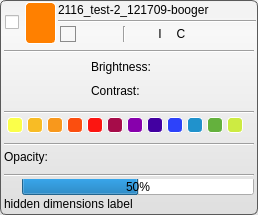
jessdtate/Seg3D, file Interface/AppInterface/LayerWidget.ui: the form before one commit.
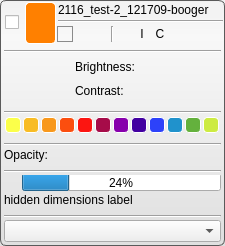
The form after the commit. Icons and pictures are not drawn.

What changed in the file:
```diff
--- a/Interface/AppInterface/LayerWidget.ui
+++ b/Interface/AppInterface/LayerWidget.ui
@@ -6,8 +6,8 @@
    <rect>
     <x>0</x>
     <y>0</y>
-    <width>258</width>
-    <height>215</height>
+    <width>225</width>
+    <height>244</height>
    </rect>
   </property>
   <property name="sizePolicy">
@@ -79,6 +79,7 @@
 QToolButton#lock_button_:checked{
 	background-color: qlineargradient(spread:pad, x1:0, y1:0, x2:1, y2:1, stop:0.512563 rgba(255, 255, 255, 0));
 	border: 1px solid rgb(139, 139, 139);
+	margin:0;
 }
 
 QToolButton#opacity_button_{
@@ -92,6 +93,7 @@
 QToolButton#opacity_button_:checked{
 	background-color: qlineargradient(spread:pad, x1:0, y1:0, x2:1, y2:1, stop:0.512563 rgba(255, 255, 255, 0));
 	border: 1px solid rgb(139, 139, 139);
+	margin:0;
 }
 
 QToolButton#brightness_contrast_button_{
@@ -105,6 +107,7 @@
 QToolButton#brightness_contrast_button_:checked{
 	background-color: qlineargradient(spread:pad, x1:0, y1:0, x2:1, y2:1, stop:0.512563 rgba(255, 255, 255, 0));
 	border: 1px solid rgb(139, 139, 139);
+	margin:0;
 }
 
 QToolButton#visibility_button_{
@@ -118,6 +121,7 @@
 QToolButton#visibility_button_:checked{
 	background-color: qlineargradient(spread:pad, x1:0, y1:0, x2:1, y2:1, stop:0.512563 rgba(255, 255, 255, 0));
 	border: 1px solid rgb(139, 139, 139);
+	margin:0;
 }
 
 QToolButton#iso_surface_button_{
@@ -131,6 +135,7 @@
 QToolButton#iso_surface_button_:checked{
 	background-color: qlineargradient(spread:pad, x1:0, y1:0, x2:1, y2:1, stop:0.512563 rgba(255, 255, 255, 0));
 	border: 1px solid rgb(139, 139, 139);
+	margin:0;
 }
 
 QToolButton#compute_iso_surface_button_{
@@ -144,6 +149,7 @@
 QToolButton#compute_iso_surface_button_:checked{
 	background-color: qlineargradient(spread:pad, x1:0, y1:0, x2:1, y2:1, stop:0.512563 rgba(255, 255, 255, 0));
 	border: 1px solid rgb(139, 139, 139);
+	margin:0;
 }
 
 QToolButton#fill_border_button_{
@@ -157,6 +163,7 @@
 QToolButton#fill_border_button_:checked{
 	background-color: qlineargradient(spread:pad, x1:0, y1:0, x2:1, y2:1, stop:0.512563 rgba(255, 255, 255, 0));
 	border: 1px solid rgb(139, 139, 139);
+	margin:0;
 }
 
 QToolButton#fill_border_button_{
@@ -170,6 +177,7 @@
 QToolButton#fill_border_button_:checked{
 	background-color: qlineargradient(spread:pad, x1:0, y1:0, x2:1, y2:1, stop:0.512563 rgba(255, 255, 255, 0));
 	border: 1px solid rgb(139, 139, 139);
+	margin:0;
 }
 
 QToolButton#volume_rendered_button_{
@@ -183,6 +191,7 @@
 QToolButton#volume_rendered_button_:checked{
 	background-color: qlineargradient(spread:pad, x1:0, y1:0, x2:1, y2:1, stop:0.512563 rgba(255, 255, 255, 0));
 	border: 1px solid rgb(139, 139, 139);
+	margin:0;
 }
 
 QToolButton#color_button_{
@@ -196,6 +205,7 @@
 QToolButton#color_button_:checked{
 	background-color: qlineargradient(spread:pad, x1:0, y1:0, x2:1, y2:1, stop:0.512563 rgba(255, 255, 255, 0));
 	border: 1px solid rgb(139, 139, 139);
+	margin:0;
 }
 
 
@@ -328,7 +338,7 @@
 
 </string>
   </property>
-  <layout class="QVBoxLayout" name="verticalLayout_5">
+  <layout class="QVBoxLayout" name="verticalLayout_6">
    <property name="spacing">
     <number>0</number>
    </property>
@@ -764,6 +774,9 @@
                 <normaloff>:/Images/BorderOff.png</normaloff>
                 <normalon>:/Images/Border.png</normalon>:/Images/BorderOff.png</iconset>
               </property>
+              <property name="checkable">
+               <bool>true</bool>
+              </property>
              </widget>
             </item>
             <item>
@@ -1440,7 +1453,7 @@
            </size>
           </property>
           <property name="value">
-           <number>50</number>
+           <number>24</number>
           </property>
           <property name="alignment">
            <set>Qt::AlignCenter</set>
@@ -1465,6 +1478,28 @@
      </layout>
     </widget>
    </item>
+   <item>
+    <widget class="QWidget" name="border_bar_" native="true">
+     <layout class="QVBoxLayout" name="verticalLayout_5">
+      <property name="spacing">
+       <number>2</number>
+      </property>
+      <property name="margin">
+       <number>4</number>
+      </property>
+      <item>
+       <widget class="Line" name="border_line_">
+        <property name="orientation">
+         <enum>Qt::Horizontal</enum>
+        </property>
+       </widget>
+      </item>
+      <item>
+       <widget class="QComboBox" name="border_selection_combo_"/>
+      </item>
+     </layout>
+    </widget>
+   </item>
   </layout>
  </widget>
  <layoutdefault spacing="6" margin="11"/>
```
Left out of the diff: 10 changed lines with no effect on the pictures.
